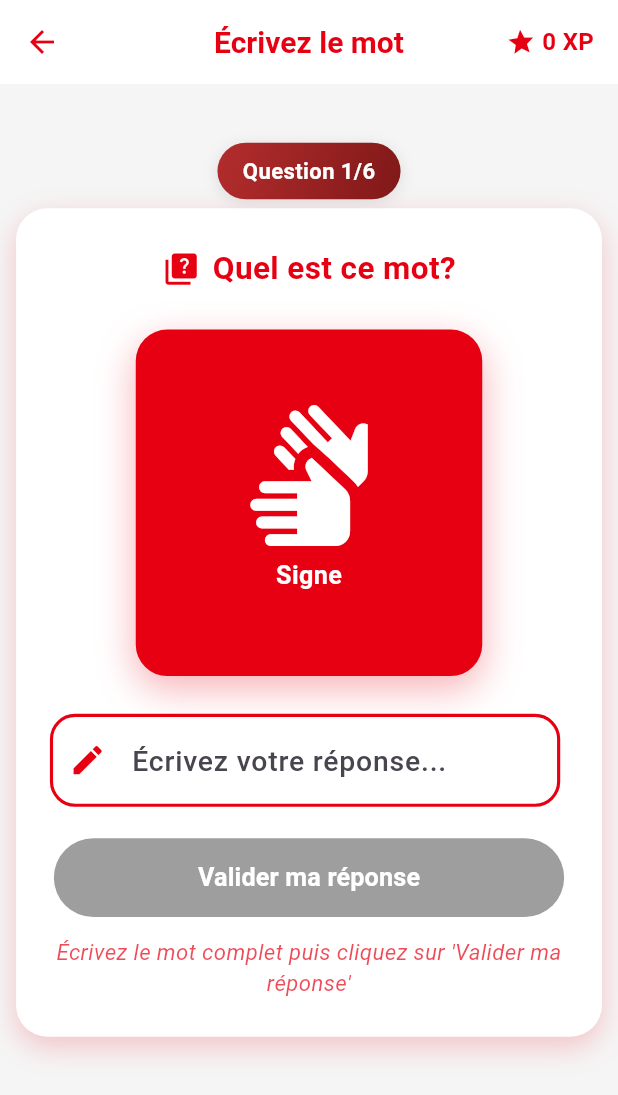
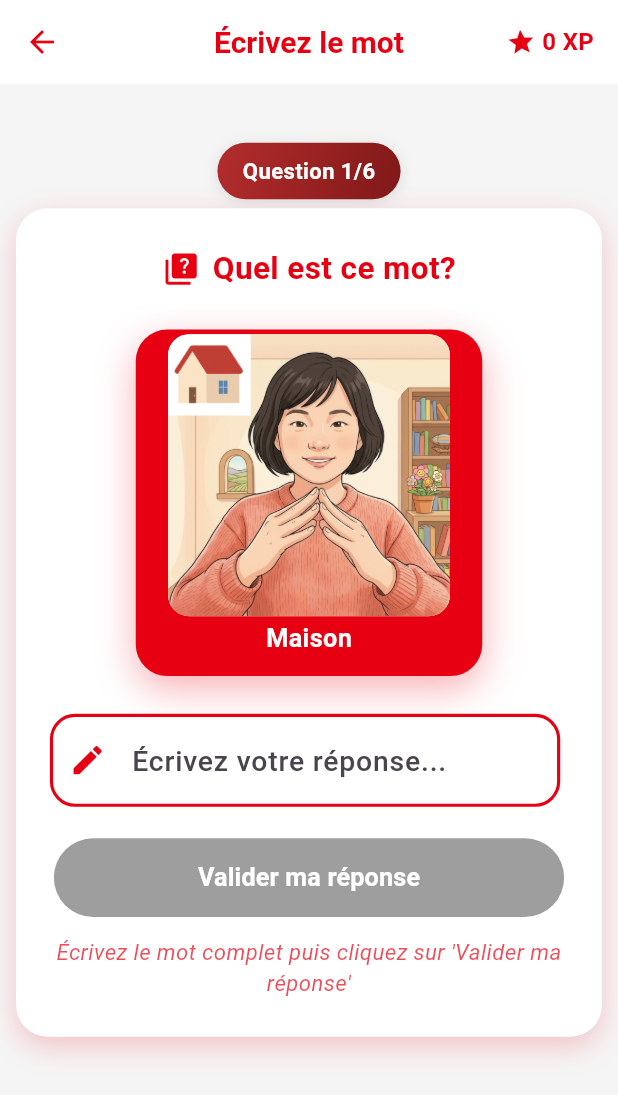
Before and after one commit to maycem204/TSL, a Flutter app: the WriteWordGamePage screen opened directly, after a tap on "Commencer le jeu", on a phone screen of 412 x 824 dp. Shown: the top 1095 px of the screen. Run offline on Flutter 3.47's test engine with Material 3 defaults, Android fonts, the phone set to English and light mode, and no system bars; our stand-ins replace cloud_firestore, firebase_auth, firebase_core, shared_preferences; missing offline and left inert: dart:html; accounts and stored records are empty; network calls fail.

Commit message:
feat: Intégration images dictionnaire dans les jeux et corrections UI
- Intégration vraies images LST dans jeu Trouvez l'image
- Intégration vraies images LST dans jeu Écrivez le mot
- Correction bouton validation Écrivez le mot (double condition)
- Remplacement placeholders par Image.asset avec errorBuilder
- Affichage dynamique des mots sous les images
- Optimisation feedback visuel et logique de validation
- Cohérence visuelle entre dictionnaire et jeux

```diff
--- a/lib/pages/write_word_game.dart
+++ b/lib/pages/write_word_game.dart
@@ -21,16 +21,12 @@ class WriteWordGamePage extends StatefulWidget {
 
 class _WriteWordGamePageState extends State<WriteWordGamePage> with TickerProviderStateMixin {
   final List<SignItem> _allSigns = [
-    SignItem(word: "Bonjour", imagePath: "assets/images/signs/bonjour.png"),
-    SignItem(word: "Merci", imagePath: "assets/images/signs/merci.png"),
-    SignItem(word: "Au revoir", imagePath: "assets/images/signs/aurevoir.png"),
-    SignItem(word: "S'il vous plaît", imagePath: "assets/images/signs/silvousplait.png"),
-    SignItem(word: "Comment allez-vous?", imagePath: "assets/images/signs/comment.png"),
-    SignItem(word: "Je t'aime", imagePath: "assets/images/signs/jtaime.png"),
-    SignItem(word: "Excusez-moi", imagePath: "assets/images/signs/excusezmoi.png"),
-    SignItem(word: "Oui", imagePath: "assets/images/signs/oui.png"),
-    SignItem(word: "Non", imagePath: "assets/images/signs/non.png"),
-    SignItem(word: "Aidez-moi", imagePath: "assets/images/signs/aidezmoi.png"),
+    SignItem(word: "Carte", imagePath: "dictionnaire_DB/carta-carte.png"),
+    SignItem(word: "Maison", imagePath: "dictionnaire_DB/dar-maison.png"),
+    SignItem(word: "Maman", imagePath: "dictionnaire_DB/mama-maman.png"),
+    SignItem(word: "Soeur", imagePath: "dictionnaire_DB/okht-soeur.png"),
+    SignItem(word: "Danser", imagePath: "dictionnaire_DB/yachtah-dance.png"),
+    SignItem(word: "Septembre", imagePath: "dictionnaire_DB/septembre.png"),
   ];
 
   late List<SignItem> _gameQuestions;
@@ -638,18 +634,35 @@ class _WriteWordGamePageState extends State<WriteWordGamePage> with TickerProvid
                                           builder: (context, child) {
                                             return Transform.scale(
                                               scale: 1.0 + (_pulseAnimation.value * 0.1),
-                                              child: const Icon(
-                                                Icons.sign_language,
-                                                color: Colors.white,
-                                                size: 80,
+                                              child: Container(
+                                                width: 160,
+                                                height: 160,
+                                                decoration: BoxDecoration(
+                                                  color: Colors.white,
+                                                  borderRadius: BorderRadius.circular(12),
+                                                ),
+                                                child: ClipRRect(
+                                                  borderRadius: BorderRadius.circular(12),
+                                                  child: Image.asset(
+                                                    _gameQuestions[_currentQuestionIndex].imagePath,
+                                                    fit: BoxFit.cover,
+                                                    errorBuilder: (context, error, stackTrace) {
+                                                      return const Icon(
+                                                        Icons.sign_language,
+                                                        color: primaryRed,
+                                                        size: 80,
+                                                      );
+                                                    },
+                                                  ),
+                                                ),
                                               ),
                                             );
                                           },
                                         ),
                                         const SizedBox(height: 12),
-                                        const Text(
-                                          "Signe",
-                                          style: TextStyle(
+                                        Text(
+                                          _gameQuestions[_currentQuestionIndex].word,
+                                          style: const TextStyle(
                                             color: Colors.white,
                                             fontSize: 16,
                                             fontWeight: FontWeight.bold,
@@ -793,11 +806,11 @@ class _WriteWordGamePageState extends State<WriteWordGamePage> with TickerProvid
                               width: double.infinity,
                               height: 50,
                               child: ElevatedButton(
-                                onPressed: _textController.text.trim().isNotEmpty
+                                onPressed: (_textController.text.trim().isNotEmpty && !_showResult)
                                   ? () => _checkAnswer(_textController.text)
                                   : null,
                                 style: ElevatedButton.styleFrom(
-                                  backgroundColor: primaryRed,
+                                  backgroundColor: (_textController.text.trim().isNotEmpty && !_showResult) ? primaryRed : Colors.grey,
                                   disabledBackgroundColor: Colors.grey,
                                   shape: RoundedRectangleBorder(
                                     borderRadius: BorderRadius.circular(25),
```
Also changed, not shown: lib/pages/find_image_game.dart (+31 -15 lines).
